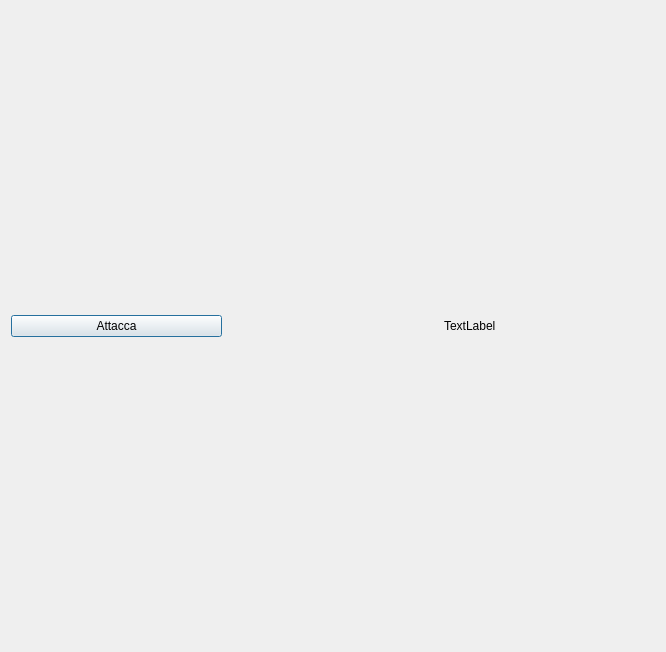
The window that playwindow.ui (AliceCasali/Legend_Of_WesterosQT) describes before a commit, drawn with Qt 5.
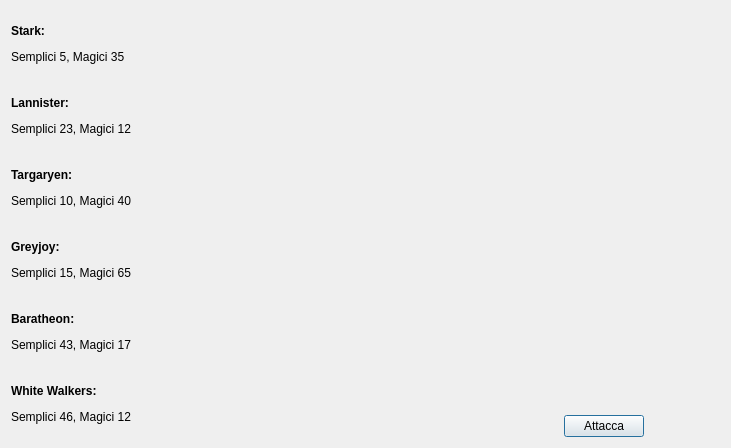
The same window after the commit.

What changed in the file:
```diff
--- a/playwindow.ui
+++ b/playwindow.ui
@@ -6,8 +6,8 @@
    <rect>
     <x>0</x>
     <y>0</y>
-    <width>666</width>
-    <height>652</height>
+    <width>731</width>
+    <height>448</height>
    </rect>
   </property>
   <property name="windowTitle">
@@ -17,9 +17,47 @@
    <item>
     <layout class="QVBoxLayout" name="verticalLayout_2">
      <item>
-      <widget class="QPushButton" name="attacca">
+      <widget class="QLabel" name="labelStark">
        <property name="text">
-        <string>Attacca</string>
+        <string>&lt;html&gt;&lt;head/&gt;&lt;body&gt;&lt;p&gt;&lt;b&gt;Stark:&lt;b&gt;&lt;/p&gt;&lt;p&gt;Semplici 5, Magici 35&lt;/p&gt;&lt;/body&gt;&lt;/html&gt;</string>
+       </property>
+      </widget>
+     </item>
+     <item>
+      <widget class="QLabel" name="labelLannister">
+       <property name="text">
+        <string>&lt;html&gt;&lt;head/&gt;&lt;body&gt;&lt;p&gt;&lt;b&gt;Lannister:&lt;b&gt;&lt;/p&gt;&lt;p&gt;Semplici 23, Magici 12&lt;/p&gt;&lt;/body&gt;&lt;/html&gt;</string>
+       </property>
+      </widget>
+     </item>
+     <item>
+      <widget class="QLabel" name="labelTargaryen">
+       <property name="text">
+        <string>&lt;html&gt;&lt;head/&gt;&lt;body&gt;&lt;p&gt;&lt;b&gt;Targaryen:&lt;/b&gt;&lt;/p&gt;&lt;p&gt;Semplici 10, Magici 40&lt;/p&gt;&lt;/body&gt;&lt;/html&gt;</string>
+       </property>
+       <property name="wordWrap">
+        <bool>true</bool>
+       </property>
+      </widget>
+     </item>
+     <item>
+      <widget class="QLabel" name="labelGreyjoy">
+       <property name="text">
+        <string>&lt;html&gt;&lt;head/&gt;&lt;body&gt;&lt;p&gt;&lt;span style=&quot; font-weight:600;&quot;&gt;Greyjoy:&lt;/span&gt;&lt;/p&gt;&lt;p&gt;Semplici 15, Magici 65&lt;/p&gt;&lt;/body&gt;&lt;/html&gt;</string>
+       </property>
+      </widget>
+     </item>
+     <item>
+      <widget class="QLabel" name="labelBaratheon">
+       <property name="text">
+        <string>&lt;html&gt;&lt;head/&gt;&lt;body&gt;&lt;p&gt;&lt;b&gt;Baratheon:&lt;b&gt;&lt;/p&gt;&lt;p&gt;Semplici 43, Magici 17&lt;/p&gt;&lt;/body&gt;&lt;/html&gt;</string>
+       </property>
+      </widget>
+     </item>
+     <item>
+      <widget class="QLabel" name="labelWhiteWalkers">
+       <property name="text">
+        <string>&lt;html&gt;&lt;head/&gt;&lt;body&gt;&lt;p&gt;&lt;b&gt;White Walkers:&lt;b&gt;&lt;/p&gt;&lt;p&gt;Semplici 46, Magici 12&lt;/p&gt;&lt;/body&gt;&lt;/html&gt;</string>
        </property>
       </widget>
      </item>
@@ -30,6 +68,12 @@
      <property name="enabled">
       <bool>true</bool>
      </property>
+     <property name="sizePolicy">
+      <sizepolicy hsizetype="Preferred" vsizetype="Preferred">
+       <horstretch>0</horstretch>
+       <verstretch>0</verstretch>
+      </sizepolicy>
+     </property>
      <property name="text">
       <string/>
      </property>
@@ -40,7 +84,53 @@
      <item>
       <widget class="QLabel" name="label">
        <property name="text">
-        <string>TextLabel</string>
+        <string/>
+       </property>
+       <property name="alignment">
+        <set>Qt::AlignCenter</set>
+       </property>
+      </widget>
+     </item>
+     <item>
+      <widget class="QLabel" name="labelSemplici">
+       <property name="text">
+        <string/>
+       </property>
+       <property name="alignment">
+        <set>Qt::AlignCenter</set>
+       </property>
+      </widget>
+     </item>
+     <item>
+      <widget class="QLabel" name="labelMagici">
+       <property name="text">
+        <string/>
+       </property>
+       <property name="alignment">
+        <set>Qt::AlignCenter</set>
+       </property>
+      </widget>
+     </item>
+     <item>
+      <widget class="QLabel" name="labelPotenza">
+       <property name="text">
+        <string/>
+       </property>
+       <property name="alignment">
+        <set>Qt::AlignCenter</set>
+       </property>
+      </widget>
+     </item>
+     <item alignment="Qt::AlignHCenter">
+      <widget class="QPushButton" name="attacca">
+       <property name="sizePolicy">
+        <sizepolicy hsizetype="Maximum" vsizetype="Fixed">
+         <horstretch>0</horstretch>
+         <verstretch>0</verstretch>
+        </sizepolicy>
+       </property>
+       <property name="text">
+        <string>Attacca</string>
        </property>
       </widget>
      </item>
```
Left out of the diff: 4 changed lines with no effect on the pictures.
